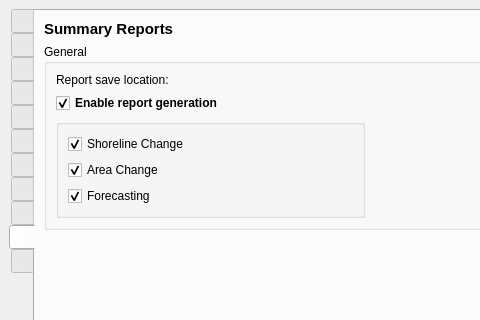
Before: the Qt Designer form qscat/qscat_dockwidget_base.ui in qscat/qscat, drawn with Qt 5; both pictures show x 0 to 480 and y 0 to 320 of the 711 by 903 pixel window.
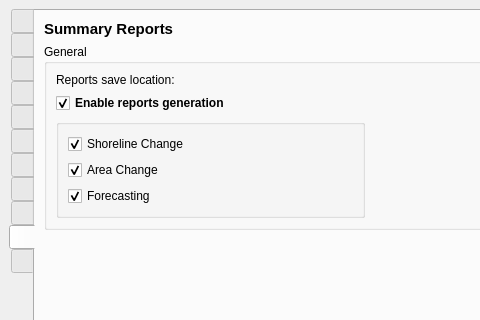
After: the same form once the commit is applied. The open tabs and pages were chosen to show the change. Icons and pictures are not drawn. Custom widgets are drawn as their Qt base class.

Commit message: style: edit words

```diff
--- a/qscat/qscat_dockwidget_base.ui
+++ b/qscat/qscat_dockwidget_base.ui
@@ -2342,7 +2342,7 @@
            <item row="1" column="0">
             <widget class="QLabel" name="label_46">
              <property name="text">
-              <string>Report save location:</string>
+              <string>Reports save location:</string>
              </property>
             </widget>
            </item>
@@ -2394,7 +2394,7 @@
               </font>
              </property>
              <property name="text">
-              <string>Enable report generation</string>
+              <string>Enable reports generation</string>
              </property>
              <property name="checked">
               <bool>true</bool>
```
Left out of the diff: 4 changed lines with no effect on the pictures.
